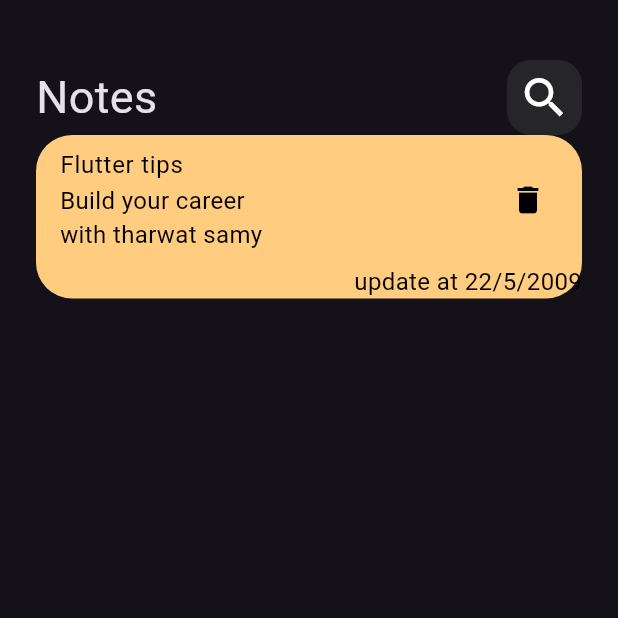
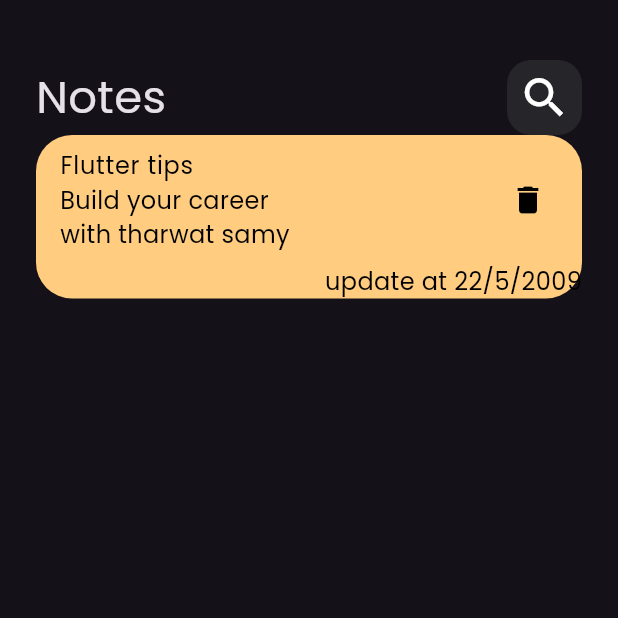
Before and after one commit to MahmoodRihanya/note_app, a Flutter app: the screen it shows after launch, on a phone screen of 412 x 824 dp, the top half of it. Run offline on Flutter 3.47's test engine with Material 3 defaults, Android fonts, the phone set to English and light mode, and no system bars.

Commit message:
add font

```diff
--- a/lib/main.dart
+++ b/lib/main.dart
@@ -11,7 +11,7 @@ class NotesApp extends StatelessWidget {
   @override
   Widget build(BuildContext context) {
     return MaterialApp(
-      theme: ThemeData(brightness: Brightness.dark),
+      theme: ThemeData(fontFamily: 'Poppins', brightness: Brightness.dark),
       debugShowCheckedModeBanner: false,
       home: HomeView(),
     );
```
Also changed, not shown: pubspec.yaml (+4 -4 lines), assets/fonts/Poppins-Regular.ttf (added).
